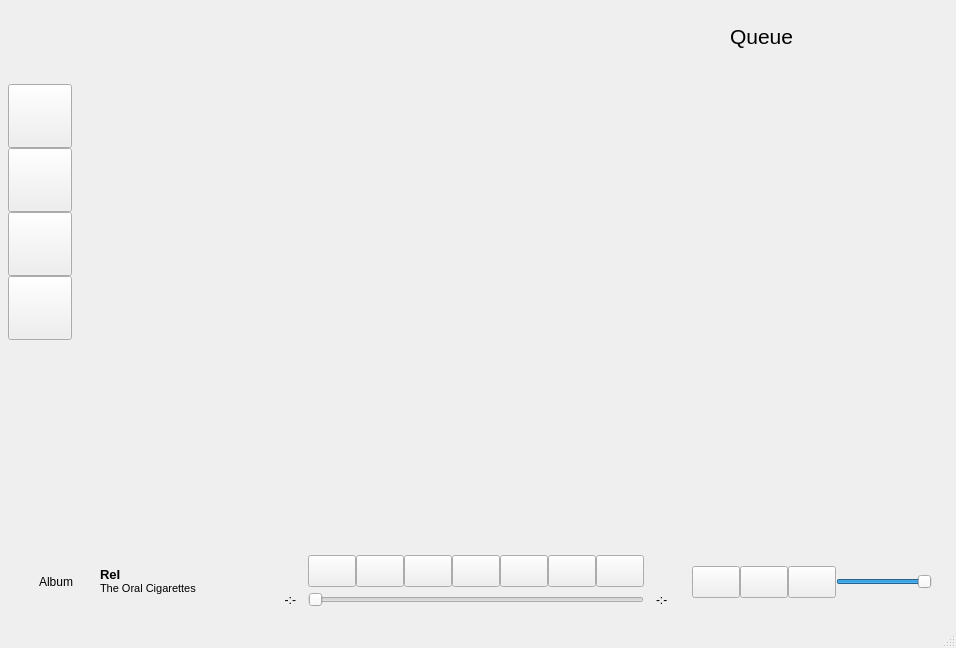
Before: the Qt Designer form ui/mainwindow.ui in bagusNA/bitbeat, drawn with Qt 5.
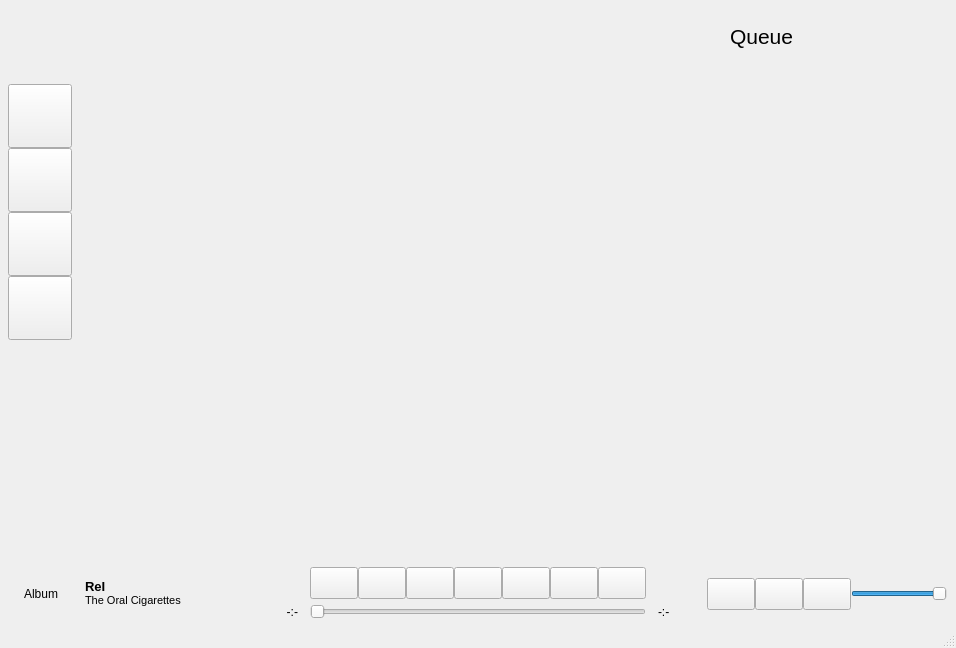
After: the same form once the commit is applied. Icons and pictures are not drawn.

The edit to the form file:
```diff
--- a/ui/mainwindow.ui
+++ b/ui/mainwindow.ui
@@ -39,18 +39,9 @@
     </property>
     <item row="1" column="0" colspan="3">
      <widget class="QWidget" name="widget_3" native="true">
-      <layout class="QGridLayout" name="gridLayout_3" columnstretch="364,1,1" columnminimumwidth="0,0,0">
-       <property name="leftMargin">
-        <number>24</number>
-       </property>
-       <property name="topMargin">
-        <number>12</number>
-       </property>
-       <property name="rightMargin">
-        <number>24</number>
-       </property>
+      <layout class="QGridLayout" name="gridLayout_3" columnstretch="1,1,1" columnminimumwidth="0,0,0">
        <property name="bottomMargin">
-        <number>12</number>
+        <number>0</number>
        </property>
        <property name="horizontalSpacing">
         <number>24</number>
@@ -778,7 +769,7 @@
             <x>0</x>
             <y>0</y>
             <width>202</width>
-            <height>477</height>
+            <height>495</height>
            </rect>
           </property>
           <layout class="QGridLayout" name="gridLayout">
```
Left out of the diff: 9 changed lines with no effect on the pictures.
